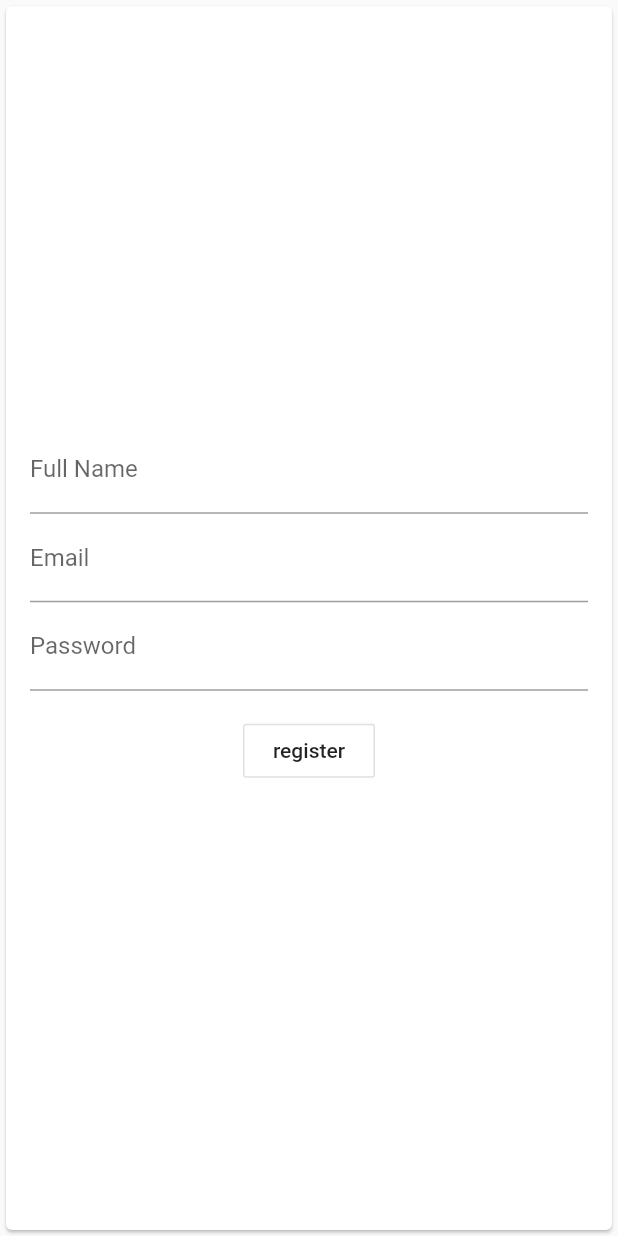
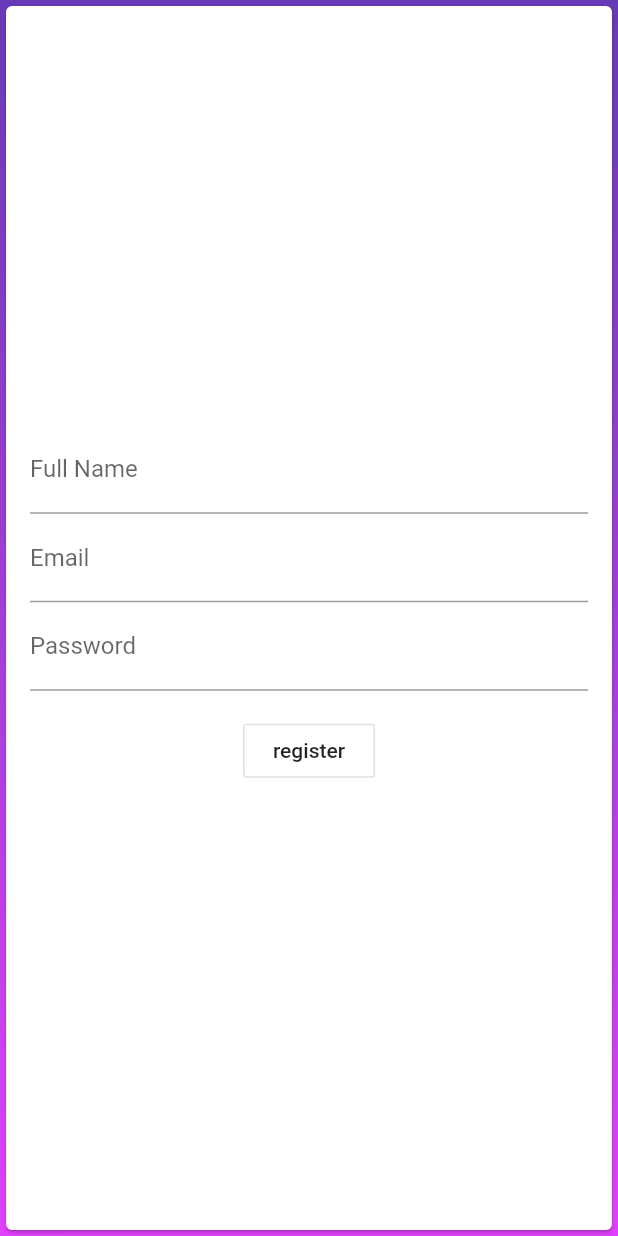
Before and after one commit to yared123yared/FixIt, a Flutter app: the screen it shows after launch, after a tap on "Register", on a phone screen of 412 x 824 dp. Run offline on Flutter 3.47's test engine with Material 2 defaults, Android fonts, the phone set to English and light mode, and no system bars; our stand-ins replace firebase_auth, firebase_core; accounts and stored records are empty.

Commit message:
Welcome page, login page and signup page done. And all connected to firebase. Branch complete time to merge

```diff
--- a/lib/FirebaseAuthFGP.dart
+++ b/lib/FirebaseAuthFGP.dart
@@ -11,33 +11,80 @@ class FirebaseAuthFGP extends StatefulWidget {
 class _FirebaseAuthFGPState extends State<FirebaseAuthFGP> {
   @override
   Widget build(BuildContext context) {
-    return Scaffold(
-      appBar: AppBar(
-        title: Text("Firebase Auth"),
+    return
+      Scaffold(
+        body: Container(
+            decoration: BoxDecoration(
+            gradient: LinearGradient(
+            colors: <Color>[
+              Colors.deepPurple,
+              Colors.purpleAccent,
+            ],
+            stops: [ 0.0, 1.0 ],
+            begin: FractionalOffset.topCenter,
+            end: FractionalOffset.bottomCenter,
+            tileMode: TileMode.repeated)),
+
+            child: Center(
+              child: Column(
+                mainAxisAlignment: MainAxisAlignment.center,           children: <Widget>[
+                Image.asset('Assets/assets/fixit.png',
+                  height: MediaQuery.of(context).size.height * 0.4,
+                  width: MediaQuery.of(context).size.width * 0.4,
                 ),
-      body: Column(
-        crossAxisAlignment: CrossAxisAlignment.start,
-        mainAxisAlignment: MainAxisAlignment.center,
+                Text('Fix It',
+                    style: TextStyle(
+                        color: Colors.white,
+                        fontSize: 70,
+                        fontWeight: FontWeight.bold)
+                ),
+                Row(
+
                   children: <Widget>[
-          Container(
-            child: OutlineButton(
-              child: Text("Signin"),
+                    SizedBox(width: 20,),
+                    Expanded(
+                        child: MaterialButton(
+                          color: Colors.orange,
+                          splashColor: Colors.blue,
+                          shape: RoundedRectangleBorder(
+                              borderRadius: new BorderRadius.circular(18.0),                      side: BorderSide(color: Colors.black)),
+                          child: Text("Sign In",
+                          style: TextStyle(
+                              color: Colors.white,
+                              fontSize: 20
+                          ),
+                        ),
                           onPressed: () => _pushPage(context, SignIn()),
+
+                        )),
+                    Expanded(
+                        child: MaterialButton(
+                          color: Colors.orange,
+                          splashColor: Colors.blue,
+                          shape: RoundedRectangleBorder(
+                              borderRadius: new BorderRadius.circular(18.0),                      side: BorderSide(color: Colors.black)),
+                          child: Text("Register",
+                            style: TextStyle(
+                              color: Colors.white,
+                              fontSize: 20
                              ),
-            padding: const EdgeInsets.all(16),
-            alignment: Alignment.center,
                           ),
-          Container(
-            child: OutlineButton(
-              child: Text("Register"),
                           onPressed: () => _pushPage(context, Register()),
-            ),
-            padding: const EdgeInsets.all(16),
-            alignment: Alignment.center,
-          ),
+                        )),
                   ],
                 ),
-    );
+Center(
+                child: Text('The reliable place to meet customers with technicians.',
+                    style: TextStyle(
+
+                        color: Colors.white,
+                        fontSize: 20,
+                        fontWeight: FontWeight.bold)
+                )),
+              ],
+              ),
+            ),    ));
+
   }
 
   void _pushPage(BuildContext context, Widget page) {
--- a/lib/Screens/login_page.dart
+++ b/lib/Screens/login_page.dart
@@ -18,12 +18,25 @@ class _SignInState extends State<SignIn> {
     return Scaffold(
       key: _scaffoldKey,
       body: Builder(builder: (BuildContext context) {
-        return Column(
+        return Container(
+            decoration: BoxDecoration(
+            gradient: LinearGradient(
+            colors: <Color>[
+            Colors.deepPurple,
+            Colors.purpleAccent,
+            ],
+            stops: [ 0.0, 1.0 ],
+            begin: FractionalOffset.topCenter,
+            end: FractionalOffset.bottomCenter,
+            tileMode: TileMode.repeated)),
+
+        child: Column(
+
           mainAxisAlignment: MainAxisAlignment.center,
           children: <Widget>[
             withEmailPassword(),
           ],
-        );
+        ));
       }),
     );
   }
--- a/lib/Screens/signup_page.dart
+++ b/lib/Screens/signup_page.dart
@@ -26,7 +26,19 @@ class _RegisterState extends State<Register> {
   @override
   Widget build(BuildContext context) {
     return Scaffold(
-      body: Center(
+        body: Container(
+        decoration: BoxDecoration(
+        gradient: LinearGradient(
+        colors: <Color>[
+        Colors.deepPurple,
+        Colors.purpleAccent,
+        ],
+        stops: [ 0.0, 1.0 ],
+        begin: FractionalOffset.topCenter,
+        end: FractionalOffset.bottomCenter,
+        tileMode: TileMode.repeated)),
+
+    child: Center(
         child: Form(
             key: _formKey,
             child: Card(
@@ -84,7 +96,7 @@ class _RegisterState extends State<Register> {
               ),
             )),
       ),
-    );
+        ));
   }
 
   void _registerAccount() async {
--- a/pubspec.yaml
+++ b/pubspec.yaml
@@ -52,6 +52,9 @@ flutter:
   #   - images/a_dot_burr.jpeg
   #   - images/a_dot_ham.jpeg
 
+  assets:
+    - Assets/assets/fixit.png
+
   # An image asset can refer to one or more resolution-specific "variants", see
   # https://flutter.dev/assets-and-images/#resolution-aware.
 
```
Also changed, not shown: Assets/assets/fixit.png (added). Lines whose indentation alone changed are shown as unchanged.
